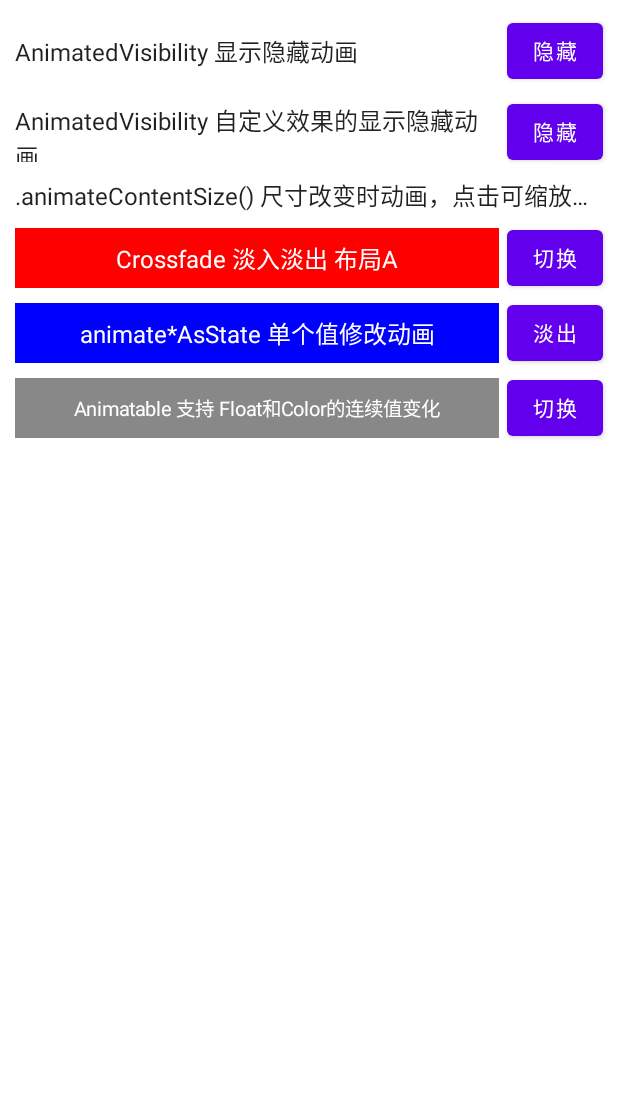
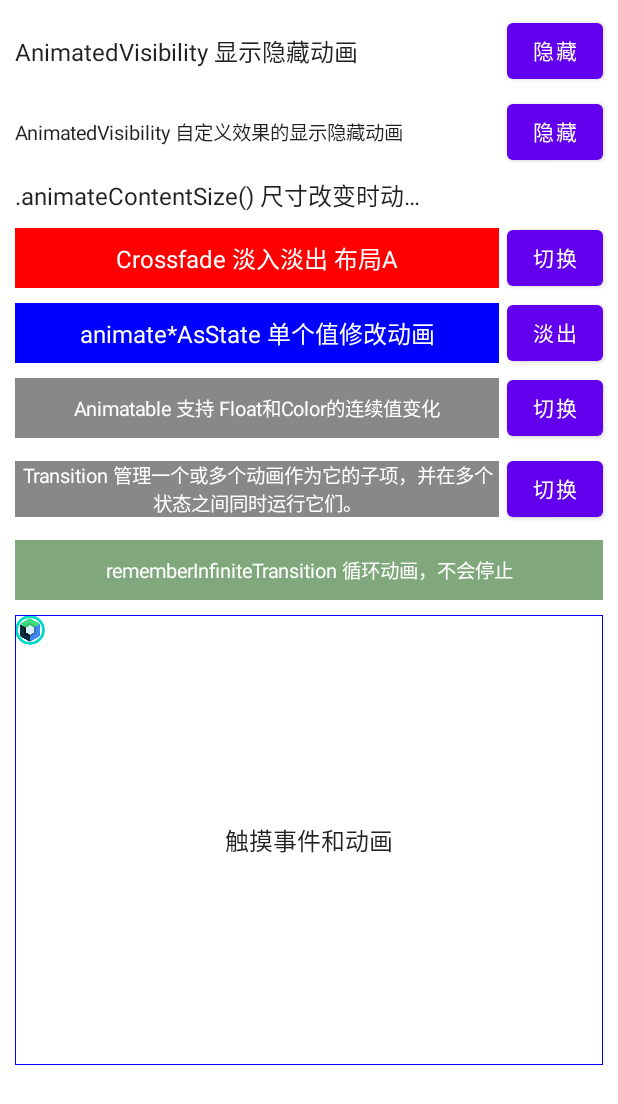
Before and after one commit to jiaoyaning/ComposeRoad, an Android app built with Jetpack Compose: the AnimationActivity screen opened directly, with no data from a screen before it, on a phone screen of 412 x 824 dp. Shown: the top 1104 px of the screen. Run offline under Robolectric (Android 15) with nearby library versions, the phone set to English and light mode, and no system bars.

Commit message:
update 触摸事件和动画

```diff
--- a/app/src/main/java/com/jyn/composeroad/animation/AnimationActivity.kt
+++ b/app/src/main/java/com/jyn/composeroad/animation/AnimationActivity.kt
@@ -4,27 +4,41 @@ import android.annotation.SuppressLint
 import android.os.Bundle
 import androidx.activity.compose.setContent
 import androidx.compose.animation.*
-import androidx.compose.animation.core.animateFloatAsState
-import androidx.compose.animation.core.tween
+import androidx.compose.animation.core.*
+import androidx.compose.foundation.Image
 import androidx.compose.foundation.background
+import androidx.compose.foundation.border
 import androidx.compose.foundation.clickable
+import androidx.compose.foundation.gestures.awaitFirstDown
 import androidx.compose.foundation.layout.*
 import androidx.compose.foundation.lazy.LazyColumn
+import androidx.compose.foundation.shape.CircleShape
 import androidx.compose.material.Button
+import androidx.compose.material.MaterialTheme
 import androidx.compose.material.Text
 import androidx.compose.runtime.*
+import androidx.compose.ui.Alignment
 import androidx.compose.ui.Alignment.Companion.Center
 import androidx.compose.ui.Alignment.Companion.CenterVertically
 import androidx.compose.ui.Modifier
+import androidx.compose.ui.draw.clip
+import androidx.compose.ui.geometry.Offset
 import androidx.compose.ui.graphics.Color
 import androidx.compose.ui.graphics.graphicsLayer
+import androidx.compose.ui.input.pointer.pointerInput
+import androidx.compose.ui.res.painterResource
 import androidx.compose.ui.text.style.TextAlign
 import androidx.compose.ui.text.style.TextOverflow
 import androidx.compose.ui.tooling.preview.Preview
+import androidx.compose.ui.unit.IntOffset
 import androidx.compose.ui.unit.dp
 import androidx.compose.ui.unit.sp
+import com.jyn.composeroad.R
 import com.jyn.composeroad.base.BaseActivity
 import com.jyn.composeroad.ui.theme.ComposeRoadTheme
+import kotlinx.coroutines.coroutineScope
+import kotlinx.coroutines.launch
+import kotlin.math.roundToInt
 
 /*
  * 动画
@@ -61,6 +75,15 @@ class AnimationActivity : BaseActivity() {
 
             //连续值动画
             item { AnimatableView() }
+
+            //管理一个或多个动画作为它的子项，并在多个状态之间同时运行它们
+            item { UpdateTransitionView() }
+
+            //循环动画
+            item { RememberInfiniteTransition() }
+
+
+            item { PointerInput() }
         }
     }
 
@@ -113,7 +136,7 @@ class AnimationActivity : BaseActivity() {
                 enter = fadeIn(), //可以定制复杂效果
                 exit = fadeOut()
             ) {
-                Text(text = "AnimatedVisibility 自定义效果的显示隐藏动画")
+                Text(text = "AnimatedVisibility 自定义效果的显示隐藏动画", fontSize = 13.sp)
             }
             Spacer(Modifier.width(5.dp))
             Button(
@@ -135,7 +158,7 @@ class AnimationActivity : BaseActivity() {
         var isExpanded by remember { mutableStateOf(false) }
         Box(Modifier.fillMaxWidth()) {
             Text(
-                text = ".animateContentSize() 尺寸改变时动画，点击可缩放行数 \n 这是占位第二行",
+                text = ".animateContentSize() 尺寸改变时动画 \n 这是占位第二行",
                 overflow = TextOverflow.Ellipsis,
                 maxLines = if (isExpanded) 3 else 1,
                 modifier = Modifier
@@ -299,10 +322,153 @@ class AnimationActivity : BaseActivity() {
                 targetValue = if (flag) {
                     Color.Gray
                 } else {
-                    Color.Red
+                    Color.Blue
                 },
                 animationSpec = tween(1000)
             )
         }
     }
+
+
+    /**
+     * 管理一个或多个动画作为它的子项，并在多个状态之间同时运行它们。
+     * 这些状态可以是任何数据类型。在许多情况下，你可以使用一个自定义的枚举类型来确保类型安全。
+     *
+     * updateTransition 可以抽取成一个独立的动画函数，方便使用
+     */
+    @Composable
+    fun UpdateTransitionView() {
+        var flag by remember { mutableStateOf(true) }
+        val transition = updateTransition(flag, label = "")
+
+        /**
+         * 可以使用某个 animate* 扩展函数来定义此过渡效果中的子动画，
+         * 这些 animate* 函数会返回一个动画值，在动画播放过程中，当使用 updateTransition 更新过渡状态时，该值将逐帧更新。
+         */
+        val color = transition.animateColor(label = "", transitionSpec = {
+            when {
+                true isTransitioningTo false -> tween(durationMillis = 1000)
+                else -> tween(durationMillis = 1000) // 动画时间
+            }
+        }) {
+            when (it) {
+                true -> Color.Gray
+                false -> Color.Red
+            }
+        }
+
+        Row(
+            modifier = Modifier
+                .fillMaxWidth(),
+            verticalAlignment = CenterVertically,
+            horizontalArrangement = Arrangement.End
+        ) {
+            Box(
+                contentAlignment = Center,
+                modifier = Modifier
+                    .fillMaxHeight()
+                    .weight(1f)
+                    .background(color.value),
+            ) {
+                Text(
+                    text = "Transition 管理一个或多个动画作为它的子项，并在多个状态之间同时运行它们。",
+                    color = Color.White,
+                    textAlign = TextAlign.Center,
+                    fontSize = 13.sp
+                )
+            }
+
+            Spacer(Modifier.width(5.dp))
+
+            Button(
+                onClick = { flag = !flag },
+                modifier = Modifier.align(CenterVertically)
+            ) {
+                Text("切换")
+            }
+        }
+    }
+
+
+    /**
+     * 循环动画
+     */
+    @Composable
+    fun RememberInfiniteTransition() {
+        val infiniteTransition = rememberInfiniteTransition()
+        val color by infiniteTransition.animateColor(
+            initialValue = Color.Gray, // 初始值
+            targetValue = Color.Green, // 最终值
+            animationSpec = infiniteRepeatable(
+                animation = tween(
+                    10000,
+                    easing = LinearEasing
+                ), // 一个动画值的转换持续 1 秒，缓和方式为 LinearEasing
+                /*
+                 * 指定动画重复运行的方式，
+                 * Reverse 为 init -> target, target -> init, init -> target
+                 * Repeat 为 init -> target, init -> target, init -> target
+                 */
+                repeatMode = RepeatMode.Reverse
+            )
+        )
+        Box(
+            contentAlignment = Center,
+            modifier = Modifier
+                .fillMaxWidth()
+                .height(40.dp)
+                .background(color),
+        ) {
+            Text(
+                text = "rememberInfiniteTransition 循环动画，不会停止",
+                color = Color.White,
+                textAlign = TextAlign.Center,
+                fontSize = 13.sp
+            )
+        }
+    }
+
+    @Composable
+    fun PointerInput() {
+        val offset = remember { Animatable(Offset(0f, 0f), Offset.VectorConverter) }
+        Box(
+            modifier = Modifier
+                .fillMaxWidth()
+                .height(300.dp)
+                .border(
+                    0.5.dp,
+                    Color.Blue
+                )
+                .pointerInput(Unit) {
+                    coroutineScope {
+                        while (true) {
+                            // 检测一个点击头事件并获得其位置。
+                            val position = awaitPointerEventScope {
+                                awaitFirstDown().position
+                            }
+                            launch {
+                                // 应用到点击的位置。
+                                offset.animateTo(position)
+                            }
+                        }
+                    }
+                }
+        ) {
+            Text(text = "触摸事件和动画", modifier = Modifier.align(Center))
+            Image(
+                painter = painterResource(id = R.mipmap.logo),
+                contentDescription = null,
+                modifier = Modifier
+                    .offset { IntOffset(offset.value.x.toInt(), offset.value.y.toInt()) }
+                    .size(20.dp)
+                    .clip(CircleShape)
+                    // 添加边框
+                    .border(
+                        1.5.dp,
+                        MaterialTheme.colors.secondary,
+                        shape = CircleShape
+                    )
+            )
+        }
+    }
 }
```
